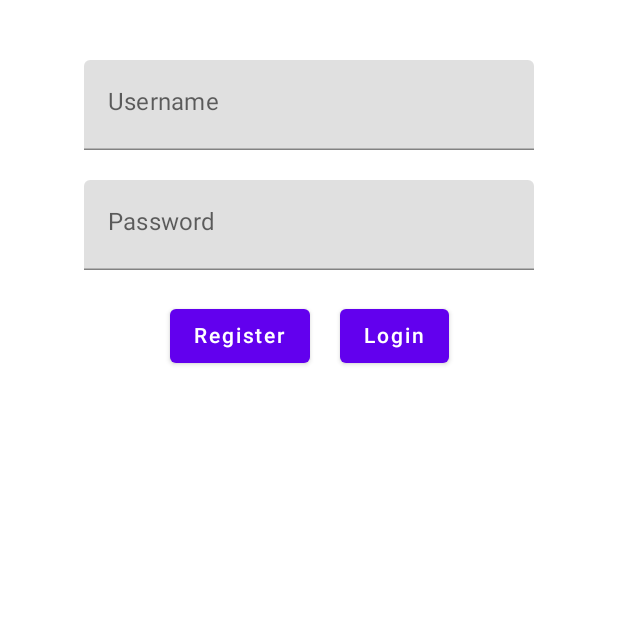
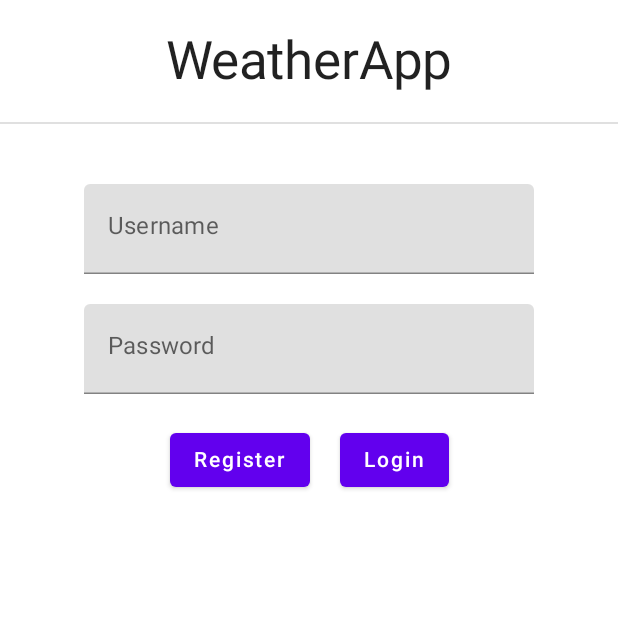
Before and after one commit to brayandm/FinalProject, an Android app built with Jetpack Compose: the screen it shows after launch (LoginActivity), on a phone screen of 412 x 824 dp, the top half of it. Run offline under Robolectric (Android 15) with nearby library versions, the phone set to English and light mode, and no system bars; our stand-ins replace Firebase (no records; nobody signed in at launch, a user with empty details on screens opened directly).

Commit message:
login bug fixed

```diff
--- a/app/src/main/java/com/example/finalproject/screens/HomeScreen.kt
+++ b/app/src/main/java/com/example/finalproject/screens/HomeScreen.kt
@@ -55,6 +55,7 @@ fun HomeScreen(context: MainActivity) {
 
             Divider(thickness = 1.dp)
         }
+        Spacer(modifier = Modifier.padding(20.dp))
 
         Column(horizontalAlignment = Alignment.CenterHorizontally,
             verticalArrangement = Arrangement.Center,
--- a/app/src/main/java/com/example/finalproject/screens/LoginScreen.kt
+++ b/app/src/main/java/com/example/finalproject/screens/LoginScreen.kt
@@ -4,16 +4,14 @@ import android.content.Context
 import androidx.compose.foundation.layout.*
 import androidx.compose.foundation.rememberScrollState
 import androidx.compose.foundation.verticalScroll
-import androidx.compose.material.Button
-import androidx.compose.material.Surface
-import androidx.compose.material.Text
-import androidx.compose.material.TextField
+import androidx.compose.material.*
 import androidx.compose.runtime.Composable
 import androidx.compose.runtime.mutableStateOf
 import androidx.compose.runtime.remember
 import androidx.compose.ui.Alignment
 import androidx.compose.ui.Modifier
 import androidx.compose.ui.unit.dp
+import androidx.compose.ui.unit.sp
 import androidx.navigation.NavHostController
 import androidx.navigation.compose.NavHost
 import androidx.navigation.compose.composable
@@ -29,6 +27,18 @@ fun LoginScreen(context: LoginActivity, auth: FirebaseAuth) {
 
     Column (horizontalAlignment = Alignment.CenterHorizontally,
         modifier = Modifier.verticalScroll(rememberScrollState())){
+
+        Column(horizontalAlignment = Alignment.CenterHorizontally,
+            modifier = Modifier.fillMaxWidth()) {
+
+            Spacer(modifier = Modifier.padding(10.dp))
+
+            Text(text = "WeatherApp", fontSize = 35.sp)
+
+            Spacer(modifier = Modifier.padding(10.dp))
+
+            Divider(thickness = 1.dp)
+        }
 
         Spacer(modifier = Modifier.padding(20.dp))
 
--- a/app/src/main/res/values/strings.xml
+++ b/app/src/main/res/values/strings.xml
@@ -2,6 +2,6 @@
     <string name="app_name">FinalProject</string>
 
     <string name="main_navigation_home">Home</string>
-    <string name="main_navigation_favorites">Favourites</string>
+    <string name="main_navigation_favorites">Favorites</string>
     <string name="main_navigation_settings">Settings</string>
 </resources>
```
